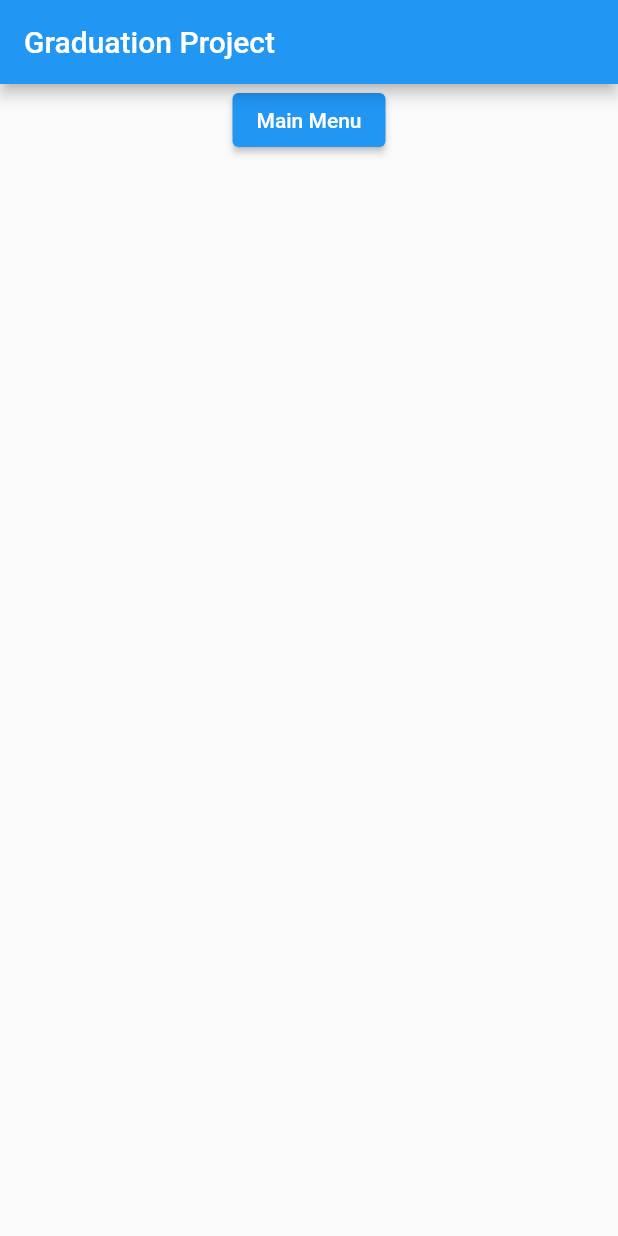
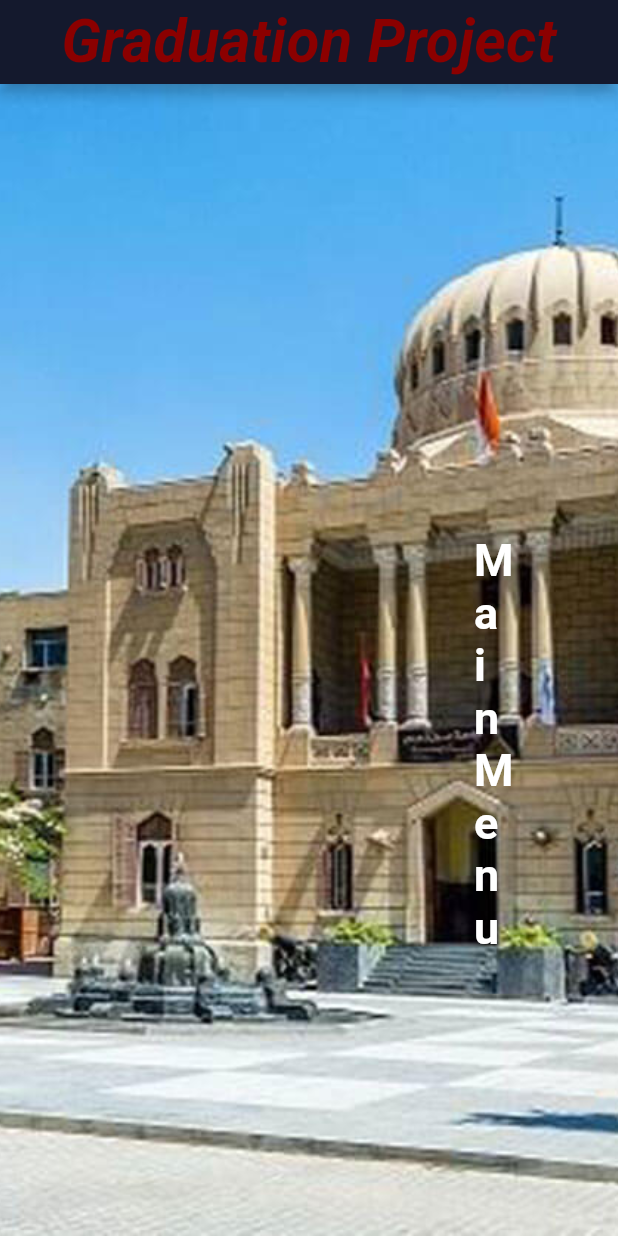
Before and after one commit to tony-amgad/Cloud-Based-Mobile-Application-for-Object-Recognition, a Flutter app: the screen it shows after launch, on a phone screen of 412 x 824 dp. Run offline on Flutter 3.47's test engine with Material 2 defaults, Android fonts, the phone set to English and light mode, and no system bars; our stand-ins replace camera, dio, flutter_image_compress, flutter_tts, image_gallery_saver, image_picker and 3 more; missing offline and left inert: image_downloader.

Commit message:
simple UI design

```diff
--- /dev/null
+++ b/lib/UIassets/constants.dart
@@ -0,0 +1,6 @@
+
+import 'package:flutter/material.dart';
+const BLACK = Color.fromRGBO(48, 47, 48, 1.0);
+const WHITE = Colors.white;
+const DARK_BLUE = Color.fromRGBO(20, 25, 45, 1.0);
+const DARK_RED = Color.fromRGBO(139,0,0,1.0);
--- /dev/null
+++ b/lib/customs/background.dart
@@ -0,0 +1,27 @@
+
+
+import 'package:flutter/cupertino.dart';
+
+import '../UIassets/constants.dart';
+
+class BACKGROUND extends StatelessWidget {
+  final Widget child;
+  final double width, height;
+
+  const BACKGROUND(
+      { required this.child, required this.width, required this.height}) ;
+
+  @override
+  Widget build(BuildContext context) {
+    return Container(
+        width: width,
+        height: height,
+        decoration: const BoxDecoration(
+          image:DecorationImage(
+                image: AssetImage("assets/college.jpg"),
+                fit:BoxFit.cover,
+        ),
+        ),
+        child: Center(child: child));
+  }
+}
--- a/lib/main.dart
+++ b/lib/main.dart
@@ -1,11 +1,13 @@
 import 'dart:io';
+import 'package:graduation_app/customs/background.dart';
+
 import 'image_recognition.dart';
 import 'package:flutter/material.dart';
 import 'image_paint_page.dart';
 import 'globals.dart' as globals;
 import 'sound.dart';
 import 'live_stream_video.dart';
-
+import 'UIassets/constants.dart';
 
 class MyHttpOverrides extends HttpOverrides {
   @override
@@ -43,17 +45,39 @@ class HomePage extends StatelessWidget{
 
   @override
   Widget build(BuildContext context){
+    final Size size= MediaQuery.of(context).size;
     return  MaterialApp(
+      theme: ThemeData.dark(),
       home: Scaffold(
-          appBar:AppBar(title: const Text('Graduation Project'),),
-          body:Center(
+          appBar:AppBar(title: const Text('Graduation Project',style: TextStyle(color:DARK_RED,fontSize: 40,
+                                    fontWeight:FontWeight.bold,fontStyle: FontStyle.italic),),
+            backgroundColor: DARK_BLUE,
+            centerTitle: true,),
+          body:BACKGROUND(
+            height: size.height,
+            width: size.width,
+            child: Center(
                 child:Column(
                     children:[
-                    ElevatedButton(onPressed:(){
+                           Padding(
+                             padding: const EdgeInsets.all(300),
+                             child: ElevatedButton(onPressed:(){
                               Navigator.pushNamed(context,'/camera');
                               },
+                                style: ElevatedButton.styleFrom(
+                                    textStyle:const TextStyle(
+                                        color: WHITE,
+                                        fontSize: 30,
+                                        fontWeight: FontWeight.bold,),
+
+                                  shape: RoundedRectangleBorder(
+                                    borderRadius: BorderRadius.circular(30.0),
+                                  ),
+                                ),
                                 child: const Text('Main Menu')),
+                           ),
                     ],
+                ),
             ),
           ),
       )
```
Also changed, not shown: lib/image_recognition.dart (+53 -5 lines), assets/college.jpg (added), pubspec.lock. Lines whose indentation alone changed are shown as unchanged.
